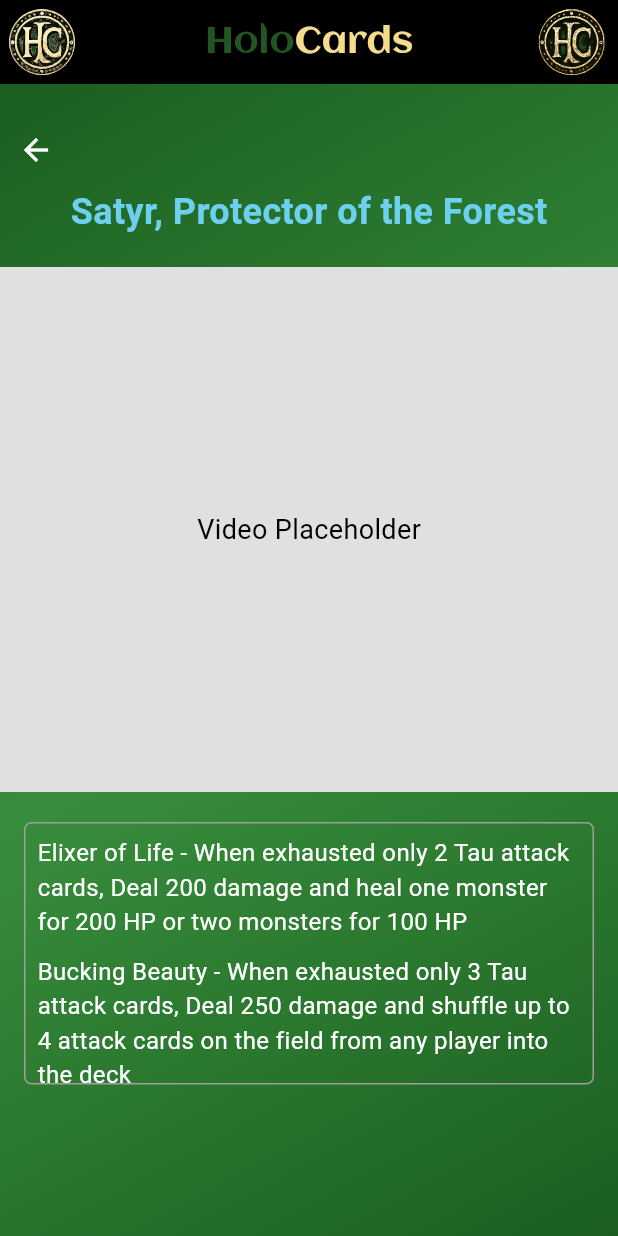
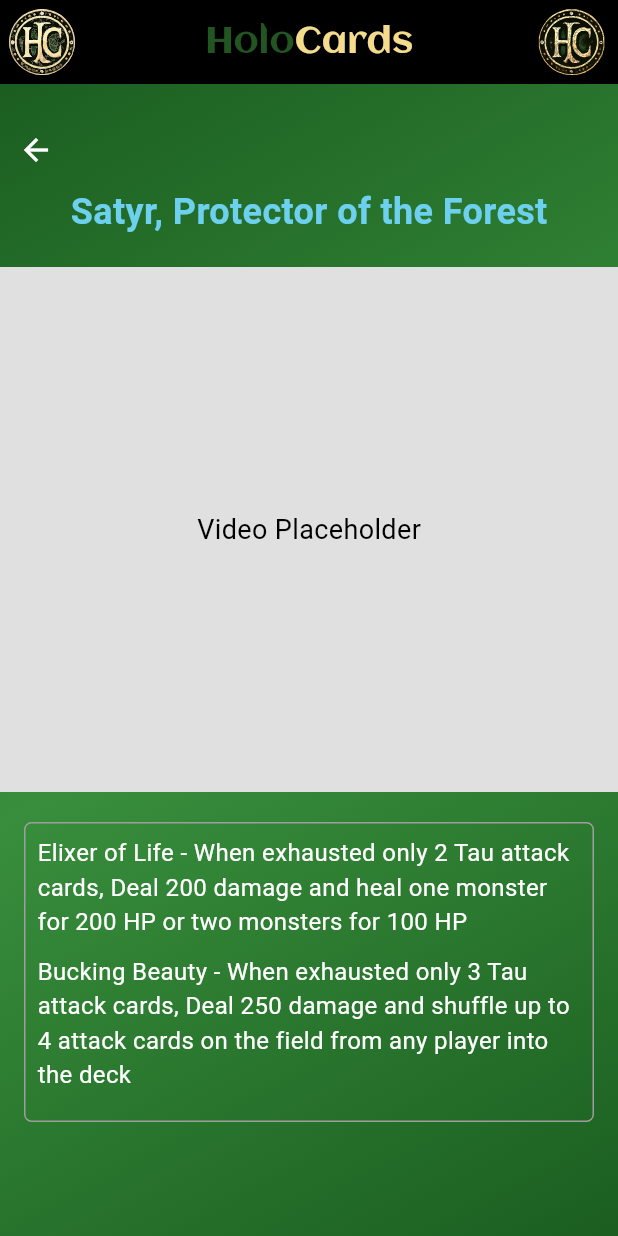
Before and after one commit to paz4ck/tech-prep-app, a Flutter app: the SatyrPage screen opened directly, on a phone screen of 412 x 824 dp. Run offline on Flutter 3.47's test engine with Material 3 defaults, Android fonts, the phone set to English and light mode, and no system bars; our stand-ins replace flutter_svg.

Commit message:
Updated main page and satyr

```diff
--- a/com_holocards/lib/main.dart
+++ b/com_holocards/lib/main.dart
@@ -1,8 +1,4 @@
 import 'package:com_holocards/pages/loading.dart';
-<<<<<<< Updated upstream
-=======
-
->>>>>>> Stashed changes
 import 'package:flutter/material.dart';
 
 
--- a/com_holocards/lib/pages/satyr.dart
+++ b/com_holocards/lib/pages/satyr.dart
@@ -66,7 +66,7 @@
               padding: const EdgeInsets.symmetric(horizontal: 16.0),
               child: Container(
                 width: double.infinity,
-                height: 175, // Adjust the height as needed
+                height: 200, // Adjust the height as needed
                 decoration: BoxDecoration(
                   border: Border.all(color: Colors.grey),
                   borderRadius: BorderRadius.circular(5),
```
Also changed, not shown: com_holocards/pubspec.lock, 4 other files.
